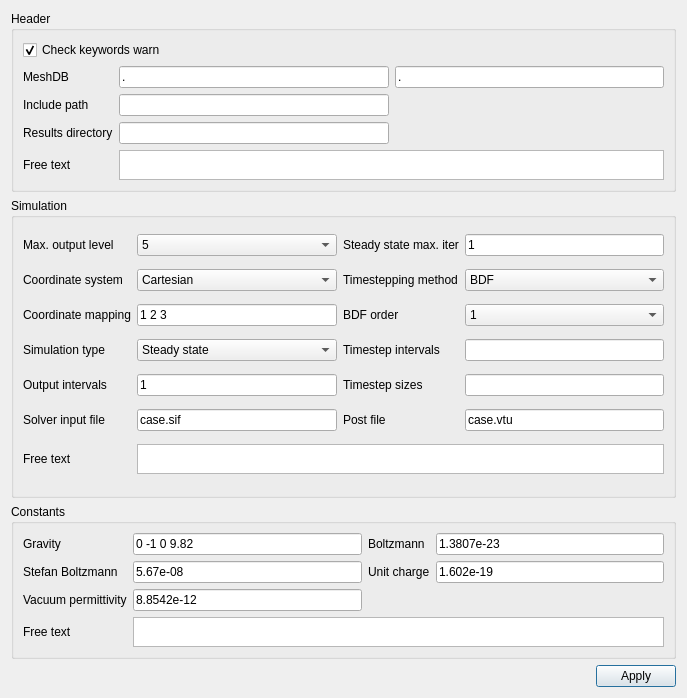
Old version of the form ElmerGUI/Application/forms/generalsetup.ui in the repository ElmerCSC/elmerfem.
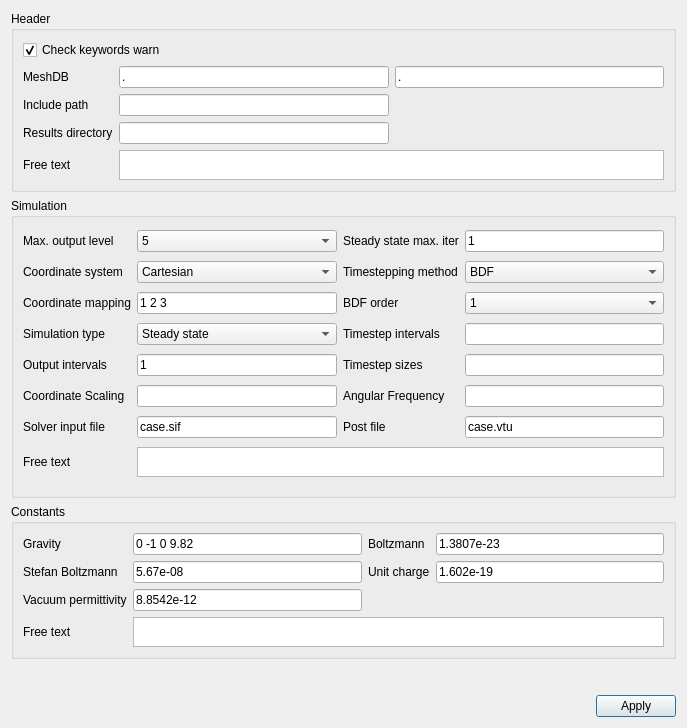
New version of the form. Icons and pictures are not drawn.

Commit message: Add frequency and scaling as fixed keywords. Add exec slots for before/after saving.

Patch:
```diff
--- a/ElmerGUI/Application/forms/generalsetup.ui
+++ b/ElmerGUI/Application/forms/generalsetup.ui
@@ -7,7 +7,7 @@
     <x>0</x>
     <y>0</y>
     <width>687</width>
-    <height>698</height>
+    <height>728</height>
    </rect>
   </property>
   <property name="sizePolicy">
@@ -380,41 +380,67 @@
        <widget class="QLineEdit" name="timestepSizesEdit"/>
       </item>
       <item row="5" column="0">
+       <widget class="QLabel" name="coordinateScalingLabel">
+        <property name="text">
+         <string>Coordinate Scaling</string>
+        </property>
+       </widget>
+      </item>
+      <item row="5" column="1">
+       <widget class="QLineEdit" name="coordinateScalingEdit">
+        <property name="text">
+         <string></string>
+        </property>
+       </widget>
+      </item>
+      <item row="5" column="2">
+       <widget class="QLabel" name="angularFrequencyLabel">
+        <property name="text">
+         <string>Angular Frequency</string>
+        </property>
+       </widget>
+      </item>
+      <item row="5" column="3">
+       <widget class="QLineEdit" name="angularFrequencyEdit"/>
+      </item>
+
+
+      <item row="6" column="0">
        <widget class="QLabel" name="solverInputFileLabel">
         <property name="text">
          <string>Solver input file</string>
         </property>
        </widget>
       </item>
-      <item row="5" column="1">
+      <item row="6" column="1">
        <widget class="QLineEdit" name="solverInputFileEdit">
         <property name="text">
          <string>case.sif</string>
         </property>
        </widget>
       </item>
-      <item row="5" column="2">
+      <item row="6" column="2">
        <widget class="QLabel" name="postFileLabel">
         <property name="text">
          <string>Post file</string>
         </property>
        </widget>
       </item>
-      <item row="5" column="3">
+      <item row="6" column="3">
        <widget class="QLineEdit" name="postFileEdit">
         <property name="text">
          <string>case.vtu</string>
         </property>
        </widget>
       </item>
-      <item row="6" column="0">
+      <item row="7" column="0">
        <widget class="QLabel" name="simulationFreeTextLabel">
         <property name="text">
          <string>Free text</string>
         </property>
        </widget>
       </item>
-      <item row="6" column="1" colspan="3">
+      <item row="7" column="1" colspan="3">
        <widget class="QTextEdit" name="simulationFreeTextEdit">
         <property name="maximumSize">
          <size>
```
Left out of the diff: 3 changed lines with no effect on the pictures. The commit also changes 2 other files.
